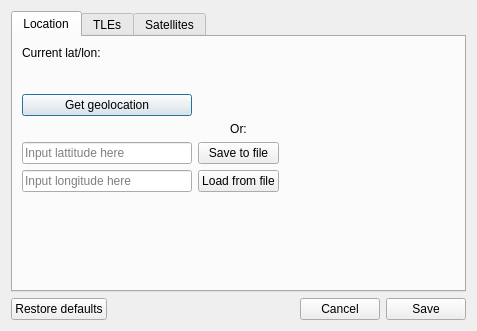
Before: the Qt Designer form ui files/Preferences.ui in z-taylor/Satellite-tracker-reworked, drawn with Qt 5.
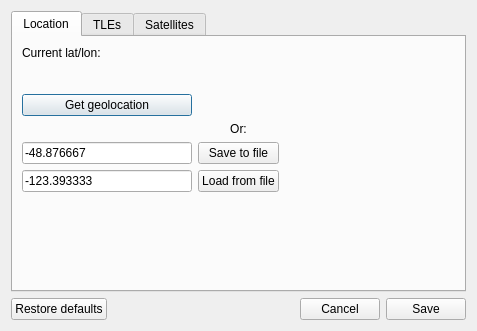
After: the same form once the commit is applied.

The edit to the form file:
```diff
--- a/ui files/Preferences.ui
+++ b/ui files/Preferences.ui
@@ -49,7 +49,7 @@
           <string/>
          </property>
          <property name="text">
-          <string/>
+          <string>-48.876667</string>
          </property>
          <property name="placeholderText">
           <string>Input lattitude here</string>
@@ -93,6 +93,9 @@
        </item>
        <item row="4" column="0">
         <widget class="QLineEdit" name="LonInputBox">
+         <property name="text">
+          <string>-123.393333</string>
+         </property>
          <property name="placeholderText">
           <string>Input longitude here</string>
          </property>
```
